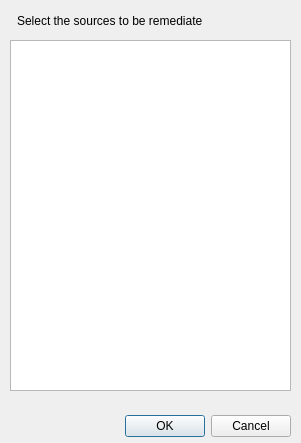
Above: select_sources_base.ui from AndLouis/adrem before the change. Below: the same form after it.
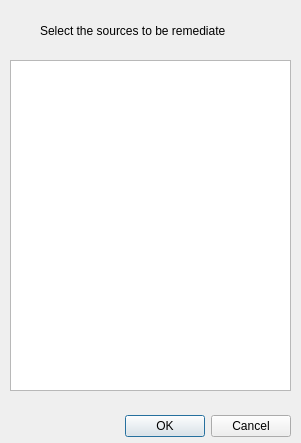
That is the form after the change.

Diff of the .ui file:
```diff
--- a/select_sources_base.ui
+++ b/select_sources_base.ui
@@ -32,8 +32,8 @@
   <widget class="QLabel" name="label">
    <property name="geometry">
     <rect>
-     <x>17</x>
-     <y>10</y>
+     <x>40</x>
+     <y>20</y>
      <width>231</width>
      <height>21</height>
     </rect>
@@ -46,9 +46,9 @@
    <property name="geometry">
     <rect>
      <x>10</x>
-     <y>40</y>
+     <y>60</y>
      <width>281</width>
-     <height>351</height>
+     <height>331</height>
     </rect>
    </property>
   </widget>
```
